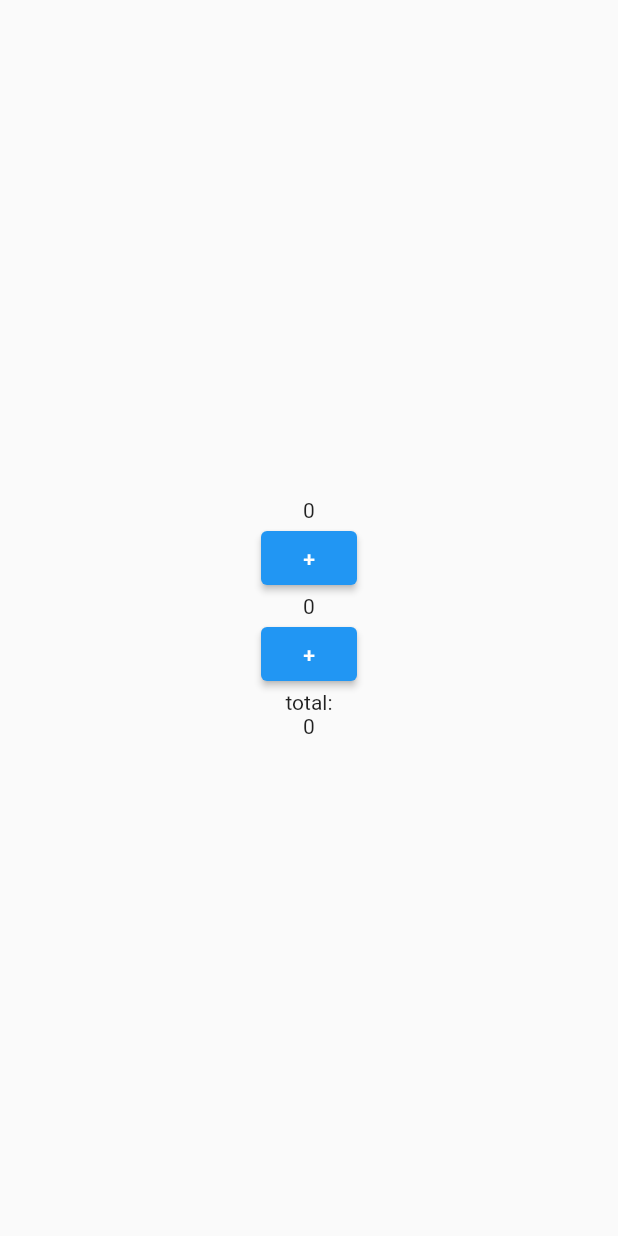
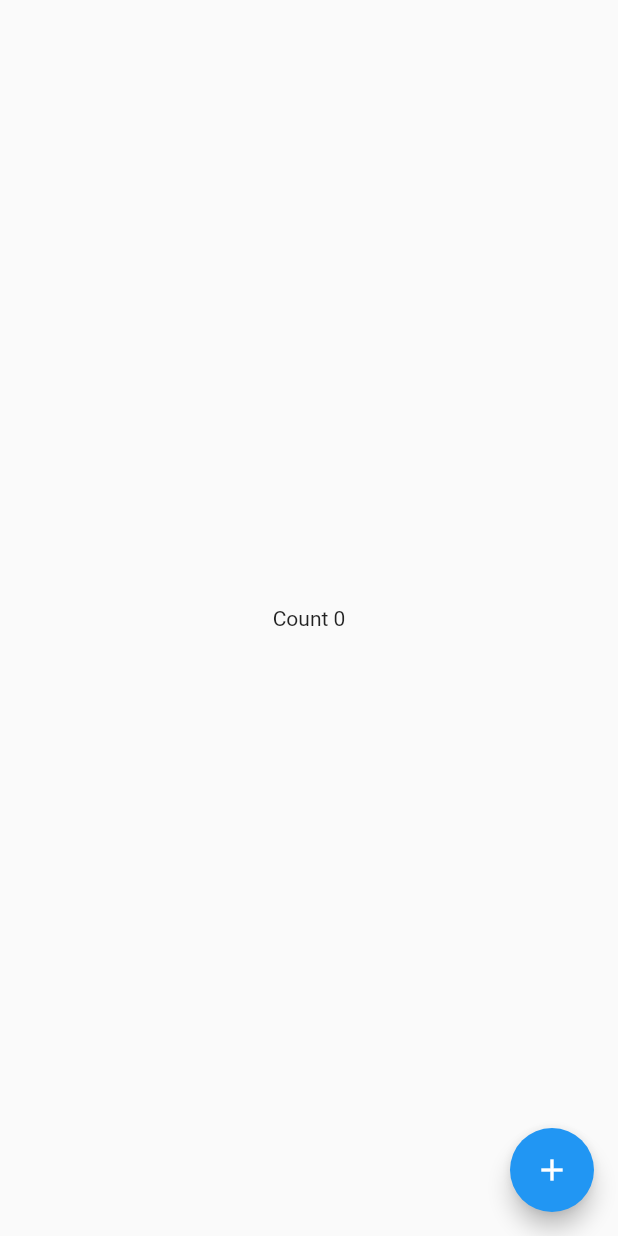
Before and after one commit to jack06215/FlutterExploringRiverpod, a Flutter app: the screen it shows after launch, on a phone screen of 412 x 824 dp. Run offline on Flutter 3.47's test engine with Material 2 defaults, Android fonts, the phone set to English and light mode, and no system bars.

Commit message:
compare rebuild count

```diff
--- a/lib/main.dart
+++ b/lib/main.dart
@@ -1,20 +1,47 @@
 import 'package:flutter/material.dart';
 
-void main() {
-  runApp(const MyApp());
-}
+// This example showcases how extracting widgets into StatelessWidgets
+// instead of functions can improve performances, by rebuilding
+// only what needs to update when the state changes
 
-final firstCounter = ValueNotifier(0);
-final secondCounter = ValueNotifier(0);
+void main() => runApp(const MyApp());
 
 class MyApp extends StatelessWidget {
   const MyApp({Key? key}) : super(key: key);
 
   @override
-  Widget build(BuildContext context) {
-    return const MaterialApp(
-      home: Home(),
+  Widget build(context) {
+    return Counter(
+      count: Count(),
+      child: MaterialApp(
+        home: Home(),
+      ),
     );
+  }
+}
+
+class Count extends ValueNotifier<int> {
+  Count() : super(0);
+}
+
+class Counter extends InheritedNotifier {
+  const Counter({
+    Key? key,
+    required this.count,
+    required Widget child,
+  }) : super(key: key, child: child, notifier: count);
+
+  final Count count;
+
+  static Count of(BuildContext context, {bool listen = true}) {
+    if (listen) {
+      return context.dependOnInheritedWidgetOfExactType<Counter>()!.count;
+    } else {
+      final Counter counter = context
+          .getElementForInheritedWidgetOfExactType<Counter>()!
+          .widget as Counter;
+      return counter.count;
+    }
   }
 }
 
@@ -23,76 +50,33 @@ class Home extends StatelessWidget {
 
   @override
   Widget build(BuildContext context) {
+    print('Home build');
     return Scaffold(
       body: Center(
-        child: Column(
-          mainAxisAlignment: MainAxisAlignment.center,
-          children: [
-            ValueListenableBuilder<int>(
-              valueListenable: firstCounter,
-              builder: (context, value, child) {
-                return TweenAnimationBuilder<int>(
-                  duration: const Duration(seconds: 5),
-                  curve: Curves.easeOut,
-                  tween: IntTween(end: value),
-                  builder: (context, value, child) {
-                    return Text('$value');
-                  },
-                );
-              },
-            ),
-            ElevatedButton(
-              onPressed: () => firstCounter.value += 100,
-              child: const Text('+'),
-            ),
-            // Both counters have voluntarily a different Curve and duration
-            ValueListenableBuilder<int>(
-              valueListenable: secondCounter,
-              builder: (context, value, child) {
-                return TweenAnimationBuilder<int>(
-                  duration: const Duration(seconds: 2),
-                  curve: Curves.easeInOut,
-                  tween: IntTween(end: value),
-                  builder: (context, value, child) {
-                    return Text('$value');
-                  },
-                );
-              },
-            ),
-            ElevatedButton(
-              onPressed: () => secondCounter.value += 100,
-              child: const Text('+'),
-            ),
-            const Text('total:'),
-            // The total must take into account the animation of both counters
-            ValueListenableBuilder<int>(
-              valueListenable: firstCounter,
-              builder: (context, value, child) {
-                return TweenAnimationBuilder<int>(
-                  duration: const Duration(seconds: 5),
-                  curve: Curves.easeOut,
-                  tween: IntTween(end: value),
-                  builder: (context, value, child) {
-                    return ValueListenableBuilder<int>(
-                      valueListenable: secondCounter,
-                      builder: (context, value2, child) {
-                        return TweenAnimationBuilder<int>(
-                          duration: const Duration(seconds: 2),
-                          curve: Curves.easeInOut,
-                          tween: IntTween(end: value2),
-                          builder: (context, value2, child) {
-                            return Text('${value + value2}');
-                          },
-                        );
-                      },
-                    );
-                  },
-                );
-              },
-            ),
-          ],
-        ),
+        // By extracting Title in a StatelessWidget, Home doesn't rebuild when the counter changes
+        child: Title(),
+        // Uncommenting this code causes Home to rebuild when the counter changes
+        // child: title(context),
+      ),
+      floatingActionButton: FloatingActionButton(
+        onPressed: () => Counter.of(context, listen: false).value++,
+        child: const Icon(Icons.add),
       ),
     );
   }
 }
+
+class Title extends StatelessWidget {
+  const Title({Key? key}) : super(key: key);
+
+  @override
+  Widget build(context) {
+    print('build Title');
+    return Text('Count ${Counter.of(context).value}');
+  }
+}
+
+Widget title(context) {
+  print('build Title');
+  return Text('Count ${Counter.of(context).value}');
+}
```
Also changed, not shown: lib/second_example.dart (deleted, +0 -128 lines), pubspec.lock, 1 other file.
